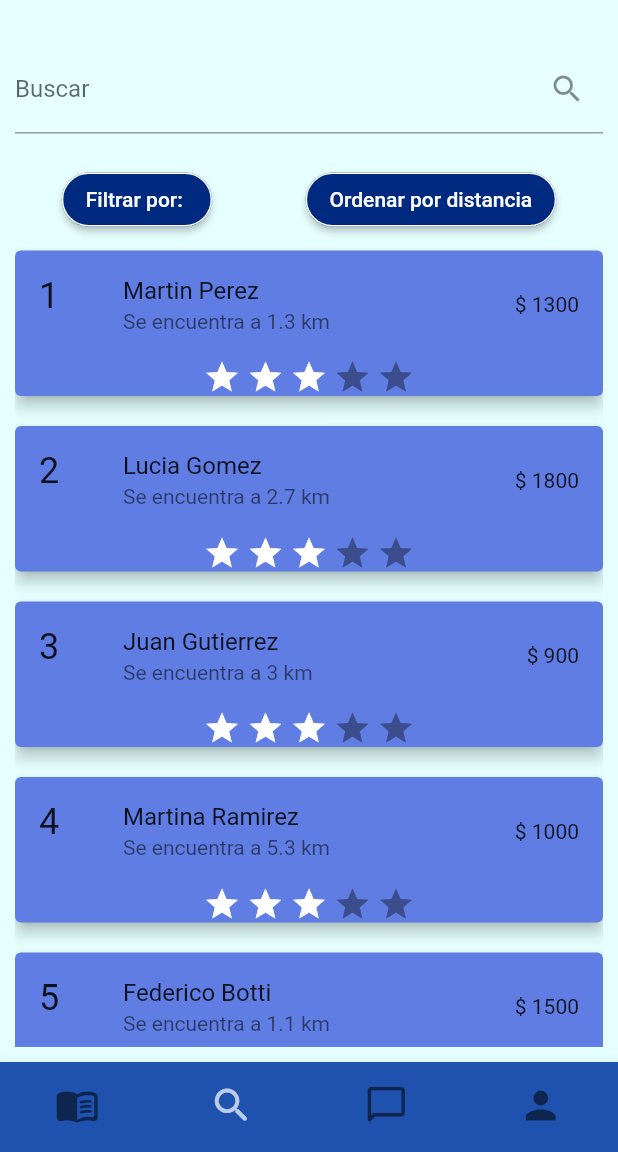
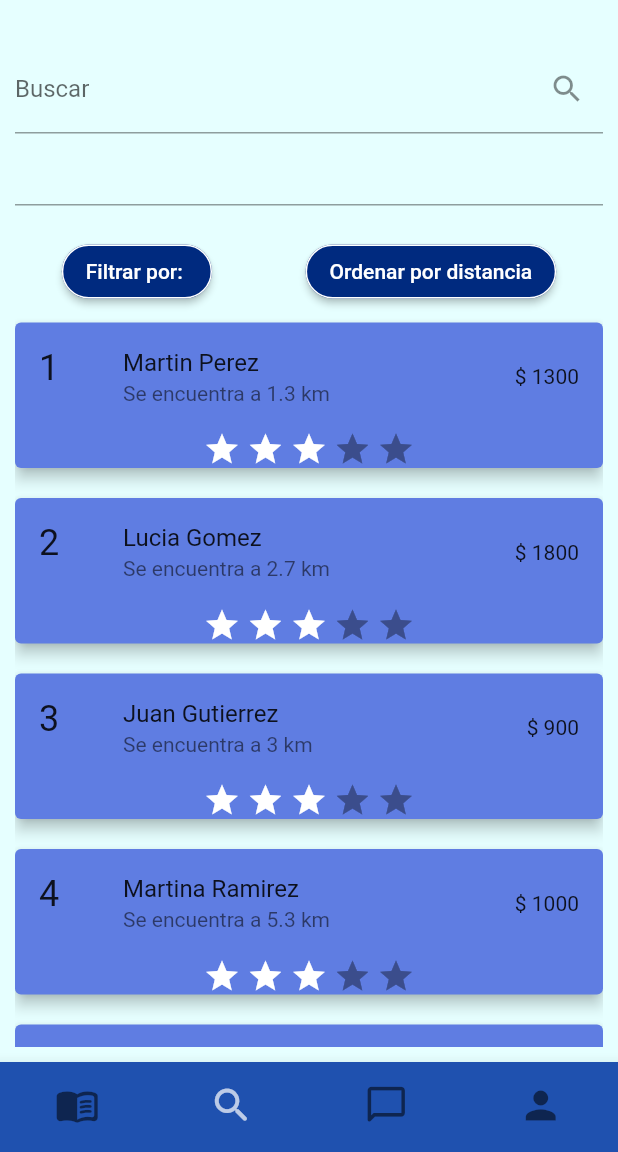
Before and after one commit to daviditco4/teachme-app, a Flutter app: the screen it shows once a user with an empty profile is signed in, item 2 of the bottom bar chosen, on a phone screen of 412 x 824 dp, the part 84-1236 px from its top. Run offline on Flutter 3.47's test engine with Material 2 defaults, Android fonts, the phone set to English and light mode, and no system bars; drawn by our look-alikes of flutter_rating_bar; our stand-ins replace cloud_firestore, firebase_auth, firebase_core, firebase_storage, font_awesome_flutter, image_picker; accounts and stored records are empty.

Commit message:
Make a autocomplete

```diff
--- a/lib/pages/search_page.dart
+++ b/lib/pages/search_page.dart
@@ -3,6 +3,7 @@ import 'package:flutter_rating_bar/flutter_rating_bar.dart';
 import 'package:teachme_app/constants/theme.dart';
 import 'package:teachme_app/pages/notifications_page.dart';
 import 'package:teachme_app/widgets/bottom_nav_bar.dart';
+import 'package:teachme_app/widgets/custom_autocomplete.dart';
 import 'package:teachme_app/widgets/other/tm_navigator.dart';
 
 /*void main() {
@@ -41,6 +42,13 @@ class _SearchPage extends State<SearchPage> {
     {"id": 3, "name": "Juan Gutierrez", "km": 3, "price": 900},
     {"id": 4, "name": "Martina Ramirez", "km": 5.3, "price": 1000},
     {"id": 5, "name": "Federico Botti", "km": 1.1, "price": 1500},
+  ];
+
+  final List<String> subjects = [
+    "Analisis matematico 1",
+    "Biologia eucariota",
+    "Catequesis",
+    "otras mas"
   ];
 
   // This list holds the data for the list view
@@ -116,6 +124,7 @@ class _SearchPage extends State<SearchPage> {
                 decoration: const InputDecoration(
                     labelText: 'Buscar', suffixIcon: Icon(Icons.search)),
               ),
+              CustomAutocomplete(kOptions: subjects),
               const SizedBox(
                 height: 20,
               ),
--- /dev/null
+++ b/lib/widgets/custom_autocomplete.dart
@@ -0,0 +1,26 @@
+
+import 'package:flutter/cupertino.dart';
+import 'package:flutter/material.dart';
+
+class CustomAutocomplete extends StatelessWidget {
+  final List<String> kOptions;
+
+  CustomAutocomplete({Key? key, required List<String> this.kOptions}) : super(key: key);
+
+  @override
+  Widget build(BuildContext context) {
+    return Autocomplete<String>(
+      optionsBuilder: (TextEditingValue textEditingValue) {
+        if (textEditingValue.text == '') {
+          return const Iterable<String>.empty();
+        }
+        return kOptions.where((String option) {
+          return option.contains(textEditingValue.text.toLowerCase());
+        });
+      },
+      onSelected: (String selection) {
+        debugPrint('You just selected $selection');
+      },
+    );
+  }
+}
```
